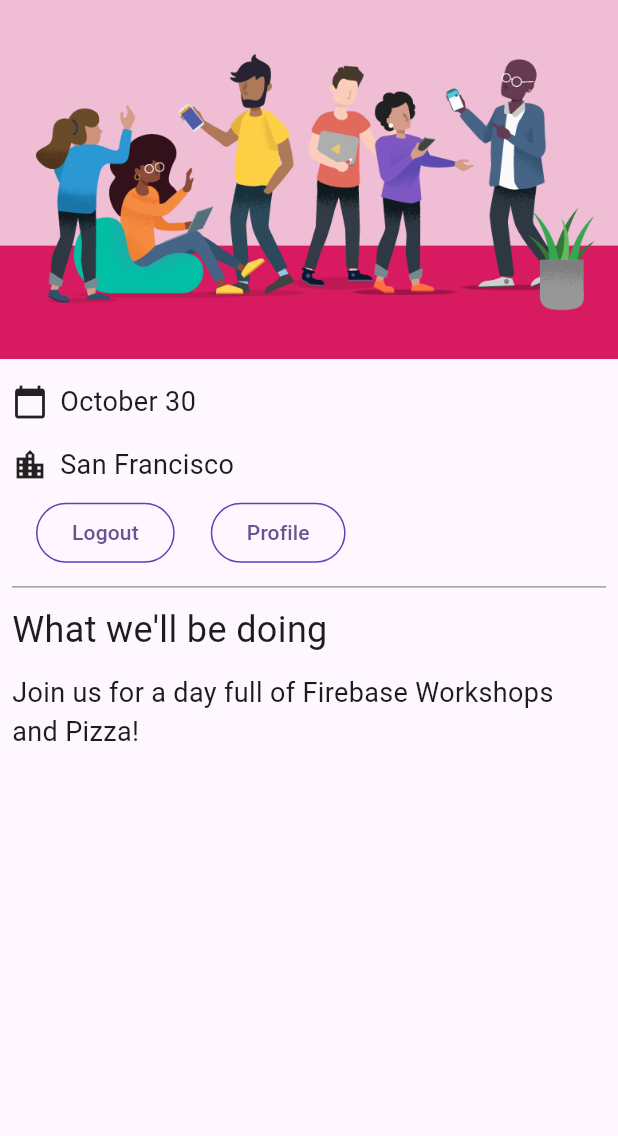
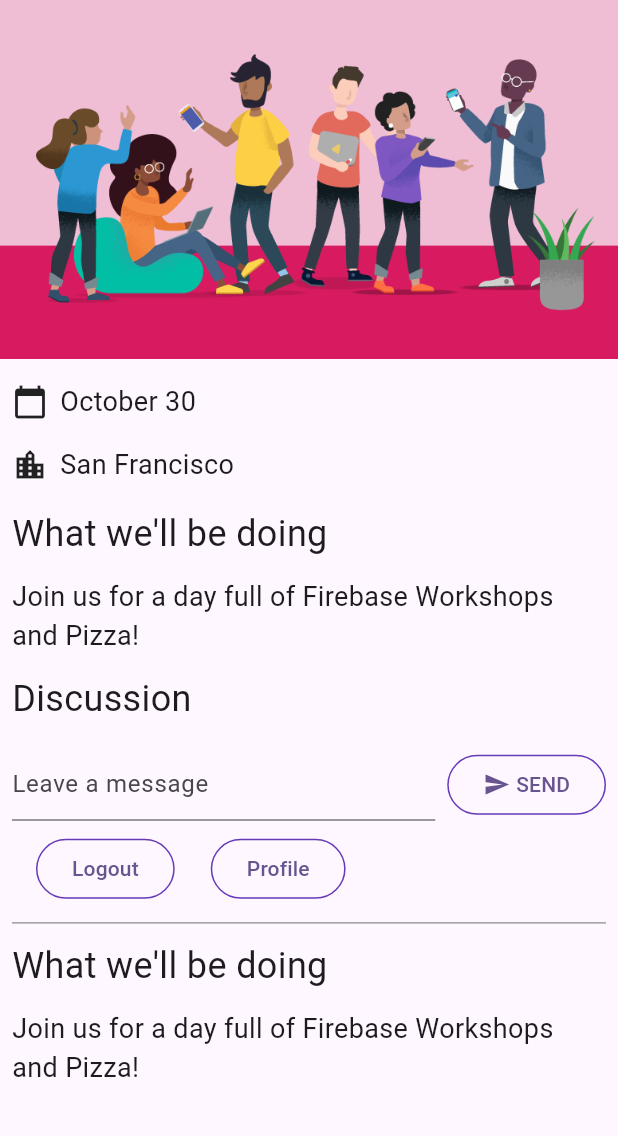
Before and after one commit to freddelnero/firebase_demo, a Flutter app: the screen it shows once a user with an empty profile is signed in, on a phone screen of 412 x 824 dp, the part 84-1220 px from its top. Run offline on Flutter 3.47's test engine with Material 3 defaults, Android fonts, the phone set to English and light mode, and no system bars; our stand-ins replace firebase_auth, firebase_core, go_router, google_fonts; missing offline and left inert: firebase_ui_auth; accounts and stored records are empty.

Commit message:
adding  the guest message
adding the guest message and send button

```diff
--- /dev/null
+++ b/lib/guest_book.dart
@@ -0,0 +1,61 @@
+import 'dart:async';
+
+import 'package:flutter/material.dart';
+
+import 'src/widgets.dart';
+
+class GuestBook extends StatefulWidget {
+  const GuestBook({required this.addMessage, super.key});
+
+  final FutureOr<void> Function(String message) addMessage;
+
+  @override
+  State<GuestBook> createState() => _GuestBookState();
+}
+
+class _GuestBookState extends State<GuestBook> {
+  final _formKey = GlobalKey<FormState>(debugLabel: '_GuestBookState');
+  final _controller = TextEditingController();
+
+  @override
+  Widget build(BuildContext context) {
+    return Padding(
+      padding: const EdgeInsets.all(8.0),
+      child: Form(
+        key: _formKey,
+        child: Row(
+          children: [
+            Expanded(
+              child: TextFormField(
+                controller: _controller,
+                decoration: const InputDecoration(hintText: 'Leave a message'),
+                validator: (value) {
+                  if (value == null || value.isEmpty) {
+                    return 'Enter your message to continue';
+                  }
+                  return null;
+                },
+              ),
+            ),
+            const SizedBox(width: 8),
+            StyledButton(
+              onPressed: () async {
+                if (_formKey.currentState!.validate()) {
+                  await widget.addMessage(_controller.text);
+                  _controller.clear();
+                }
+              },
+              child: Row(
+                children: const [
+                  Icon(Icons.send),
+                  SizedBox(width: 4),
+                  Text('SEND'),
+                ],
+              ),
+            ),
+          ],
+        ),
+      ),
+    );
+  }
+}
--- a/lib/home_page.dart
+++ b/lib/home_page.dart
@@ -10,6 +10,8 @@ import 'package:provider/provider.dart'; // new
 import 'app_state.dart'; // new
 import 'src/authentication.dart'; // new
 import 'src/widgets.dart';
+
+import 'guest_book.dart';
 
 class HomePage extends StatelessWidget {
   const HomePage({super.key});
@@ -25,6 +27,13 @@ class HomePage extends StatelessWidget {
           const IconAndDetail(Icons.calendar_today, 'October 30'),
           const IconAndDetail(Icons.location_city, 'San Francisco'),
           // Add from here
+          const Header("What we'll be doing"),
+          const Paragraph(
+            'Join us for a day full of Firebase Workshops and Pizza!',
+          ),
+          // Add the following two lines.
+          const Header('Discussion'),
+          GuestBook(addMessage: (message) => print(message)),
           Consumer<ApplicationState>(
             builder: (context, appState, _) => AuthFunc(
               // new
```
